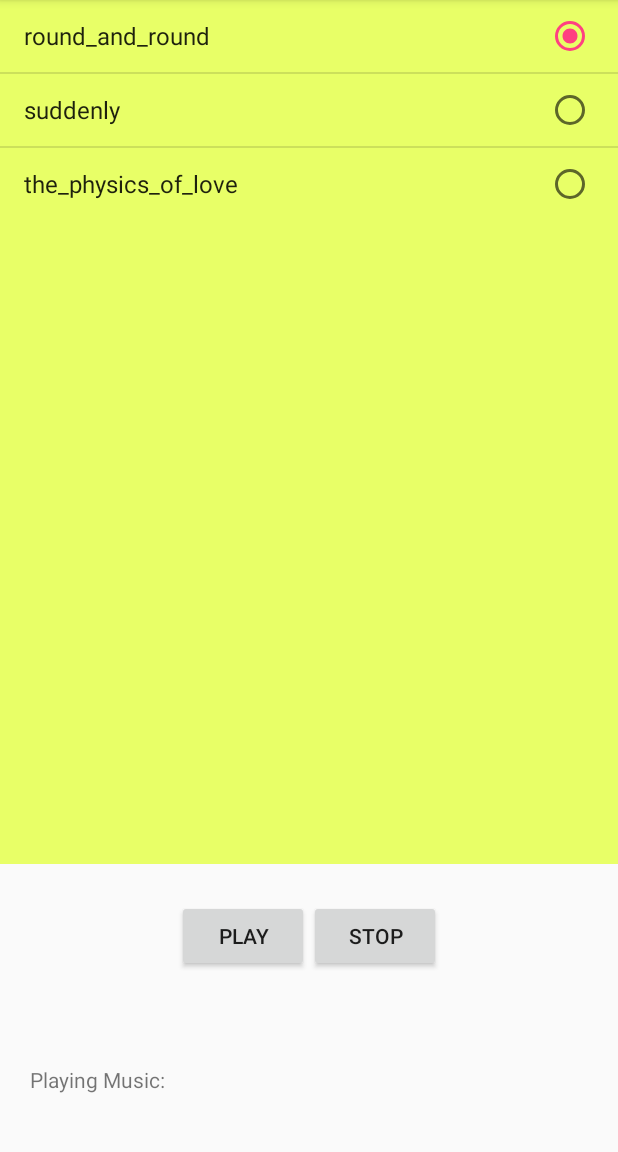
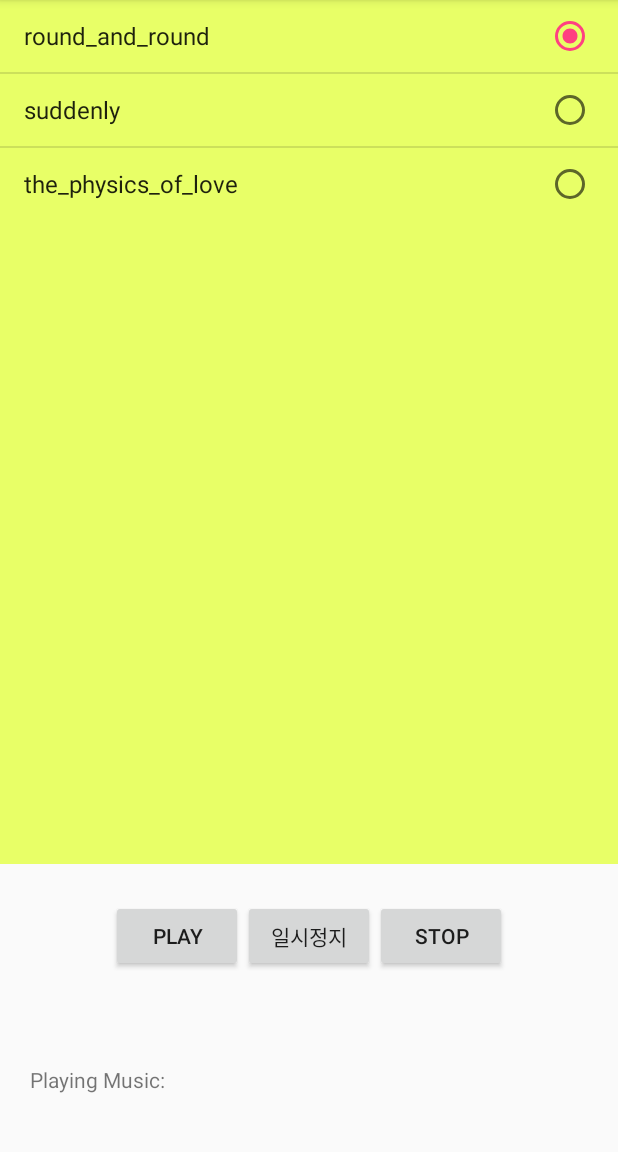
Before and after one commit to Kimsoeon/AudioList, an Android app: the screen it shows after launch (MainActivity), on a phone screen of 412 x 824 dp, the part 84-1236 px from its top. Run offline under Robolectric (Android 15) with nearby library versions, the phone set to English and light mode, and no system bars.

Commit message:
#? completed

```diff
--- a/app/src/main/java/soeonkim/kr/hs/emirim/audiolist/MainActivity.java
+++ b/app/src/main/java/soeonkim/kr/hs/emirim/audiolist/MainActivity.java
@@ -1,7 +1,10 @@
 package soeonkim.kr.hs.emirim.audiolist;
 
+import android.media.MediaPlayer;
 import android.support.v7.app.AppCompatActivity;
 import android.os.Bundle;
+import android.view.View;
+import android.widget.AdapterView;
 import android.widget.ArrayAdapter;
 import android.widget.Button;
 import android.widget.ListView;
@@ -10,23 +13,76 @@ import android.widget.TextView;
 
 public class MainActivity extends AppCompatActivity {
     ListView list;
-    Button butPlay, butStop;
+    Button butPlay, butStop, butPause;
     TextView textMusic;
     ProgressBar progress;
-    String[] musics = {"round_and_round", "suddenly", "the_physics_of_love"};
+    String[] musics={"round_and_round", "suddenly", "the_physics_of_love"};
+    int[] musicResIds={R.raw.round_and_round, R.raw.suddenly, R.raw.the_physics_of_love};
+    int selectedMusiId;
+    MediaPlayer mediaPlayer;
+    boolean selectePauseButton;
 
     @Override
     protected void onCreate(Bundle savedInstanceState) {
         super.onCreate(savedInstanceState);
         setContentView(R.layout.activity_main);
-        list = (ListView)findViewById(R.id.list_music);
-        butPlay = (Button)findViewById(R.id.but_play);
-        butStop = (Button)findViewById(R.id.but_stop);
-        textMusic = (TextView)findViewById(R.id.text_music);
-        progress = (ProgressBar)findViewById(R.id.progress_music);
-        ArrayAdapter<String> adapter = new ArrayAdapter<String>(this, android.R.layout.simple_list_item_single_choice, musics);
+        list=(ListView)findViewById(R.id.list_music);
+        butPlay=(Button)findViewById(R.id.but_play);
+        butStop=(Button)findViewById(R.id.but_stop);
+        butPause=(Button)findViewById(R.id.but_pause);
+        textMusic=(TextView)findViewById(R.id.text_music);
+        progress=(ProgressBar)findViewById(R.id.progress_music);
+        ArrayAdapter<String> adapter=new ArrayAdapter<String>(this, android.R.layout.simple_list_item_single_choice, musics);
         list.setAdapter(adapter);
         list.setChoiceMode(ListView.CHOICE_MODE_SINGLE);
         list.setItemChecked(0, true);
+        selectedMusiId=musicResIds[0];
+        mediaPlayer=MediaPlayer.create(this, selectedMusiId);
+
+        list.setOnItemClickListener(new AdapterView.OnItemClickListener() {
+            @Override
+            public void onItemClick(AdapterView<?> adapterView, View view, int i, long l) {
+                selectePauseButton=false;
+                mediaPlayer.stop();
+                selectedMusiId=musicResIds[i];
+                progress.setVisibility(View.INVISIBLE);
+            }
+        });
+
+        butPlay.setOnClickListener(new View.OnClickListener() {
+            @Override
+            public void onClick(View view) {
+                if(selectePauseButton) {
+                    selectePauseButton=false;
+                }else
+                    mediaPlayer=MediaPlayer.create(MainActivity.this, selectedMusiId);
+                mediaPlayer.start();
+                progress.setVisibility(View.VISIBLE);
+            }
+        });
+
+        butStop.setOnClickListener(new View.OnClickListener() {
+            @Override
+            public void onClick(View view) {
+                selectePauseButton=false;
+                mediaPlayer.stop();
+                progress.setVisibility(View.INVISIBLE);
+            }
+        });
+
+        butPause.setOnClickListener(new View.OnClickListener() {
+            @Override
+            public void onClick(View view) {
+                selectePauseButton=true;
+                mediaPlayer.pause();
+                progress.setVisibility(View.INVISIBLE);
+            }
+        });
+    }
+
+    @Override
+    protected void onStop() {
+        super.onStop();
+        mediaPlayer.stop();
     }
 }
--- a/app/src/main/res/layout/activity_main.xml
+++ b/app/src/main/res/layout/activity_main.xml
@@ -30,6 +30,11 @@
             android:layout_height="wrap_content"
             android:text="Play"/>
         <Button
+            android:id="@+id/but_pause"
+            android:layout_width="wrap_content"
+            android:layout_height="wrap_content"
+            android:text="일시정지"/>
+        <Button
             android:id="@+id/but_stop"
             android:layout_width="wrap_content"
             android:layout_height="wrap_content"
```
